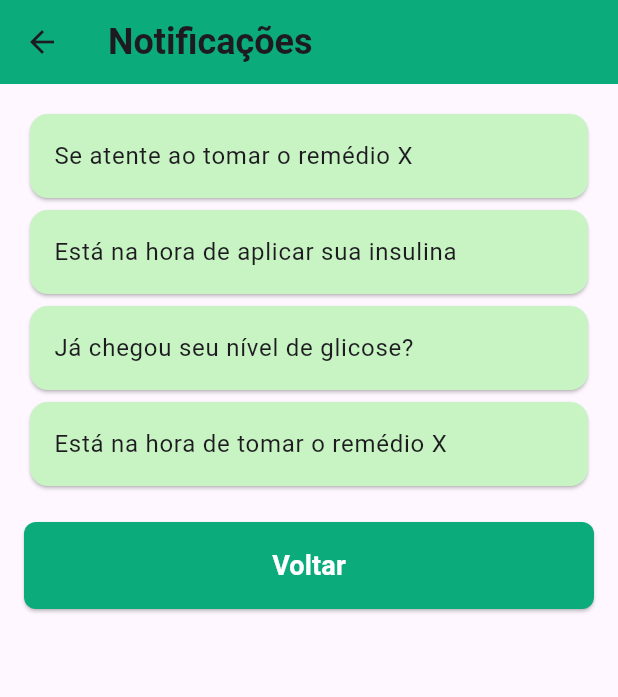
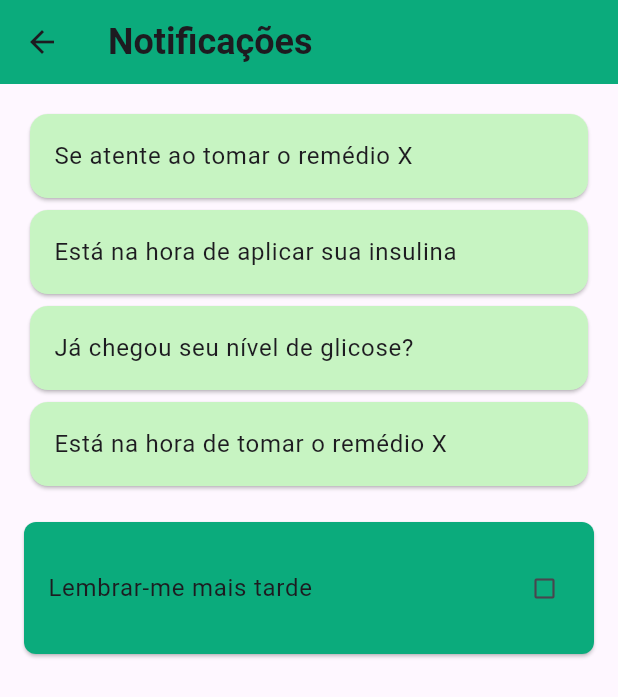
Before and after one commit to alanabclins/Bety-App-DSI, a Flutter app: the NotificacaoScreen screen opened directly, on a phone screen of 412 x 824 dp. Shown: the top 697 px of the screen. Run offline on Flutter 3.47's test engine with Material 3 defaults, Android fonts, the phone set to English and light mode, and no system bars; our stand-ins replace firebase_core, flutter_local_notifications, flutter_native_timezone, timezone; accounts and stored records are empty; Roboto replaces fonts that are missing (Poppins).

Commit message:
Implementacao da notificacao

```diff
--- a/bety_app/lib/screens/notificacao_screen.dart
+++ b/bety_app/lib/screens/notificacao_screen.dart
@@ -1,6 +1,31 @@
 import 'package:flutter/material.dart';
+import '../notification_service.dart';
+import 'package:provider/provider.dart';
 
-class NotificacaoScreen extends StatelessWidget {
+class NotificacaoScreen extends StatefulWidget {
+  @override
+  _NotificacaoScreenState createState() => _NotificacaoScreenState();
+}
+
+class _NotificacaoScreenState extends State<NotificacaoScreen> {
+  bool valor = false; // Variável para controlar botao
+  void showNotification() {
+  setState(() {
+    valor = !valor;
+    if (valor) {
+      Provider.of<NotificationService>(context, listen: false).showNotification(
+        CustomNotification(
+          id: 1,
+          title: 'Teste',
+          body: 'Acesse o app!',
+          payload: '',
+        ),
+      );
+    }
+  });
+}
+
+
   @override
   Widget build(BuildContext context) {
     return Scaffold(
@@ -16,7 +41,7 @@ class NotificacaoScreen extends StatelessWidget {
         leading: IconButton(
           icon: Icon(Icons.arrow_back),
           onPressed: () {
-            // Navegue de volta à tela inicial aqui
+            Navigator.pop(context); // Voltar pra tela anterior
           },
         ),
       ),
@@ -49,11 +74,12 @@ class NotificacaoScreen extends StatelessWidget {
                 title: Text('Está na hora de tomar o remédio X'),
               ),
             ),
-            SizedBox(height: 20), // Espaço antes do botão
+            SizedBox(height: 20),
             ElevatedButton(
               onPressed: () {
-                // Ação do botão
-                Navigator.pop(context);// Exemplo de ação: voltar à tela anterior
+                setState(() {
+                  valor = !valor; // Alternar o valor do checkbox
+                });
               },
               style: ElevatedButton.styleFrom(
                 backgroundColor: Color(0xFF0BAB7C), // Cor do botão
@@ -62,13 +88,12 @@ class NotificacaoScreen extends StatelessWidget {
                   borderRadius: BorderRadius.circular(8),
                 ),
               ),
-              child: Text(
-                'Voltar',
-                style: TextStyle(
-                  fontSize: 18,
-                  fontWeight: FontWeight.bold,
-                  color: Colors.white,
-                ),
+              child: ListTile(
+              title: const Text('Lembrar-me mais tarde'),
+              trailing: valor
+                  ? Icon(Icons.check_box, color: Colors.amber.shade600)
+                  : const Icon(Icons.check_box_outline_blank),
+              onTap: showNotification,
               ),
             ),
           ],
--- a/bety_app/pubspec.yaml
+++ b/bety_app/pubspec.yaml
@@ -30,6 +30,11 @@ environment:
 dependencies:
   flutter:
     sdk: flutter
+  provider:
+  timezone: ^0.8.0
+  flutter_native_timezone: ^2.0.0
+  flutter_local_notifications: ^9.4.0
+
 
 
   # The following adds the Cupertino Icons font to your application.
```
Also changed, not shown: bety_app/lib/main.dart (+14 -2 lines), bety_app/lib/notification_service.dart (added, +143 -0 lines), bety_app/pubspec.lock, 4 other files.
